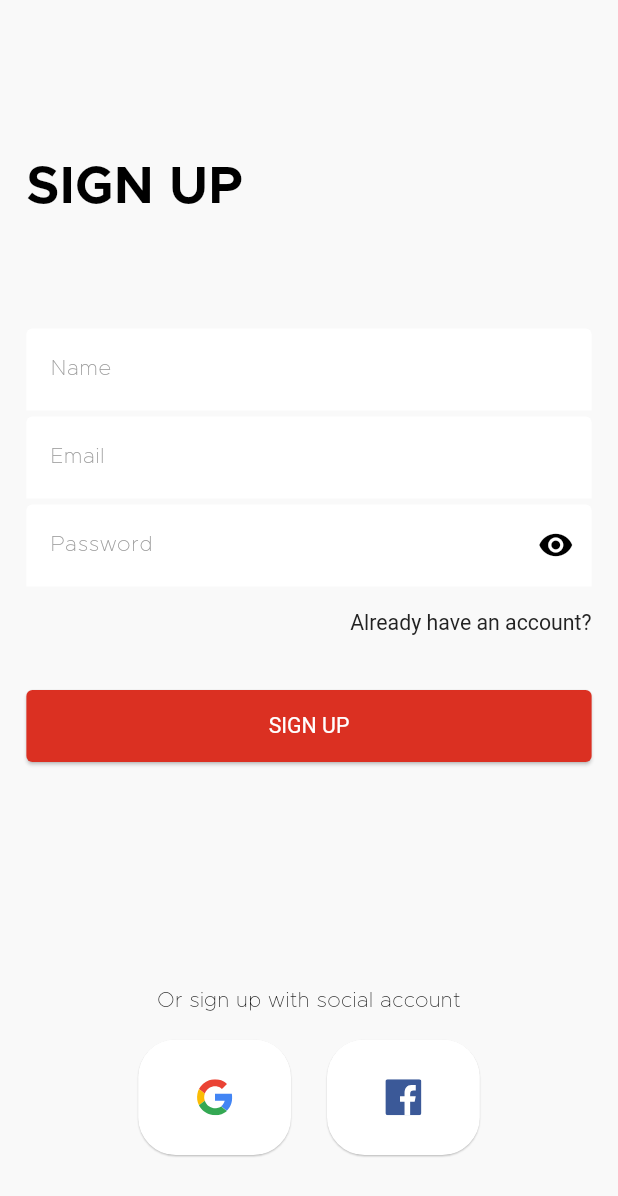
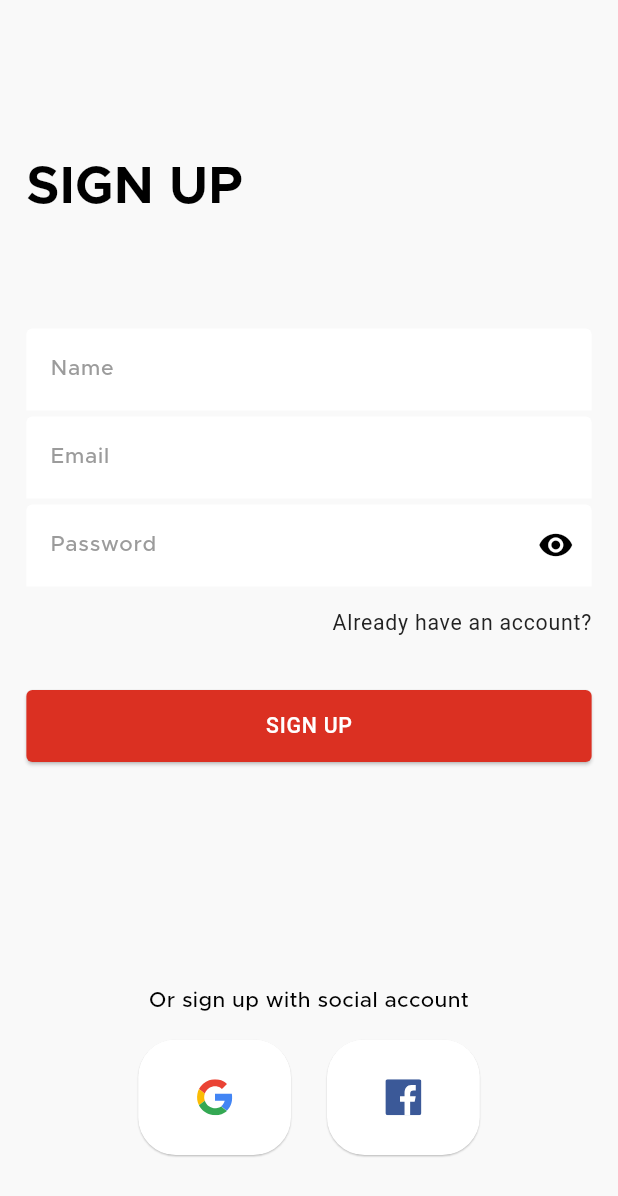
Before and after one commit to Maheresio/e_commerce, a Flutter app: the RegisterView screen opened by its route, on a phone screen of 412 x 824 dp. Shown: the top 1196 px of the screen. Run offline on Flutter 3.47's test engine with Material 3 defaults, Android fonts, the phone set to English and light mode, and no system bars; our stand-ins replace bloc, dartz, equatable, firebase_auth, firebase_core, flutter_bloc and 5 more; accounts and stored records are empty.

Commit message:
Update text styles to improve typography; add medium weight font and adjust letter spacing

```diff
--- a/lib/core/global/themes/light/light_theme.dart
+++ b/lib/core/global/themes/light/light_theme.dart
@@ -38,7 +38,9 @@ ThemeData get lightTheme => ThemeData(
       padding: WidgetStateProperty.all(
         EdgeInsets.symmetric(horizontal: 0, vertical: 16),
       ),
-      textStyle: WidgetStateProperty.all(AppStyles.font14BlackRegular),
+      textStyle: WidgetStateProperty.all(AppStyles.font14BlackRegular.copyWith(
+        letterSpacing: 0.5,
+      )),
       foregroundColor: WidgetStateProperty.resolveWith((states) {
         return states.contains(WidgetState.pressed)
             ? AppColorsLight.kPrimary
@@ -54,7 +56,9 @@ ThemeData get lightTheme => ThemeData(
       backgroundColor: AppColorsLight.kPrimary,
       shape: RoundedRectangleBorder(borderRadius: BorderRadius.circular(4)),
       foregroundColor: AppColorsLight.kwhite,
-      textStyle: AppStyles.font14BlackRegular,
+      textStyle: AppStyles.font14BlackMedium.copyWith(
+        letterSpacing: 0.5,
+      ),
       overlayColor: Colors.redAccent,
     ),
   ),
--- a/lib/core/utils/app_styles.dart
+++ b/lib/core/utils/app_styles.dart
@@ -33,6 +33,11 @@ abstract class AppStyles {
     fontWeight: FontWeight.w400,
     color: Colors.black,
   );
+  static TextStyle font14BlackMedium= TextStyle(
+    fontSize: 14.sp,
+    fontWeight: FontWeight.w500,
+    color: Colors.black,
+  );
 
   static TextStyle font14BlackSemiBold = TextStyle(
     fontSize: 14.sp,
@@ -42,7 +47,7 @@ abstract class AppStyles {
 
   static TextStyle font14GreyRegular = TextStyle(
     fontSize: 14.sp,
-    fontWeight: FontWeight.w400,
+    fontWeight: FontWeight.w500,
     color: AppColorsLight.kGrey,
   );
 
--- a/lib/features/auth/shared/presentation/widgets/social_section.dart
+++ b/lib/features/auth/shared/presentation/widgets/social_section.dart
@@ -15,7 +15,7 @@ class SocialSection extends StatelessWidget {
       children: [
         Text(
           AppStrings.kSignUpWithSocialAccount,
-          style: AppStyles.font14BlackRegular,
+          style: AppStyles.font14BlackMedium,
         ),
         Row(
           mainAxisAlignment: MainAxisAlignment.center,
```
